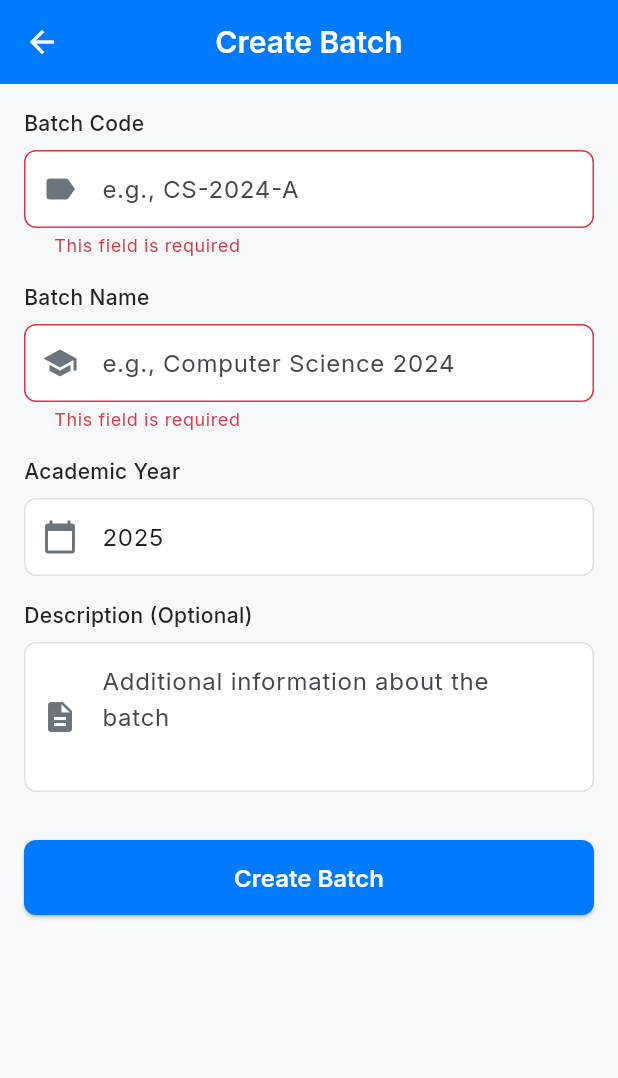
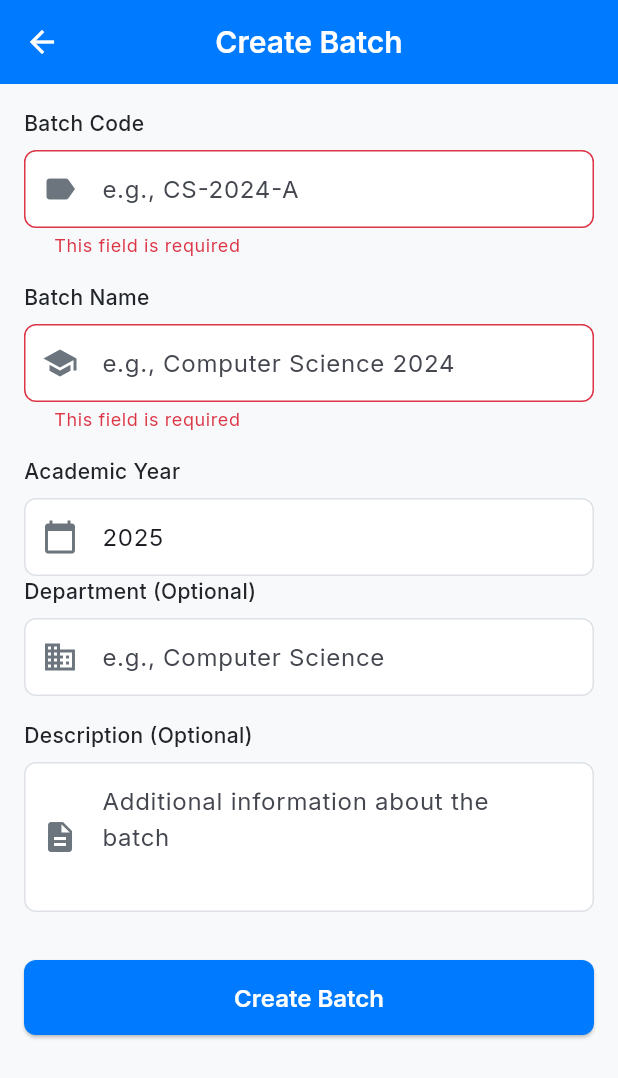
Before and after one commit to Raghav-28-Gupta/attendease-frontend, a Flutter app: the BatchFormScreen screen opened by its route, after a tap on "Create Batch", on a phone screen of 412 x 824 dp. Shown: the top 1078 px of the screen. Run offline on Flutter 3.47's test engine with Material 3 defaults, Android fonts, the phone set to English and light mode, and no system bars; our stand-ins replace dartz, dio, file_picker, firebase_core, firebase_messaging, flutter_local_notifications and 8 more; accounts and stored records are empty; generated files the repository leaves out were written again; network calls fail.

Commit message:
Add department field to batch model and update related forms

```diff
--- a/lib/features/teacher/batch/data/datasources/batch_remote_datasource.dart
+++ b/lib/features/teacher/batch/data/datasources/batch_remote_datasource.dart
@@ -1,3 +1,4 @@
+import 'package:attendease_frontend/core/utils/logger.dart';
 import 'package:dio/dio.dart';
 import '../../../../../core/network/api_endpoints.dart';
 import '../../../../../core/network/network_exceptions.dart';
@@ -50,6 +51,7 @@ class BatchRemoteDatasourceImpl implements BatchRemoteDatasource {
   @override
   Future<BatchModel> createBatch(CreateBatchRequest request) async {
     try {
+      AppLogger.info('POST ${ApiEndpoints.batches} payload: ${request.toJson()}');
       final response = await dio.post(
         ApiEndpoints.batches,
         data: request.toJson(),
@@ -63,6 +65,7 @@ class BatchRemoteDatasourceImpl implements BatchRemoteDatasource {
         );
       }
     } on DioException catch (e) {
+      AppLogger.error('Create batch failed - response: ${e.response?.data}', e);
       throw NetworkException.getDioException(e);
     }
   }
--- a/lib/features/teacher/batch/data/models/batch_model.dart
+++ b/lib/features/teacher/batch/data/models/batch_model.dart
@@ -10,6 +10,7 @@ class BatchModel with _$BatchModel {
     required String code,
     required String name,
     @JsonKey(name: 'year') required String academicYear,
+    String? department,
     String? description,
     required DateTime createdAt,
     required int studentCount,
@@ -21,11 +22,13 @@ class BatchModel with _$BatchModel {
 
 @freezed
 class CreateBatchRequest with _$CreateBatchRequest {
+  @JsonSerializable(includeIfNull: false)
   const factory CreateBatchRequest({
     required String code,
     required String name,
     @JsonKey(name: 'year') required String academicYear,
     String? description,
+    String? department,
   }) = _CreateBatchRequest;
 
   factory CreateBatchRequest.fromJson(Map<String, dynamic> json) =>
@@ -34,11 +37,13 @@ class CreateBatchRequest with _$CreateBatchRequest {
 
 @freezed
 class UpdateBatchRequest with _$UpdateBatchRequest {
+  @JsonSerializable(includeIfNull: false)
   const factory UpdateBatchRequest({
     String? code,
     String? name,
     String? academicYear,
     String? description,
+    String? department,
   }) = _UpdateBatchRequest;
 
   factory UpdateBatchRequest.fromJson(Map<String, dynamic> json) =>
--- a/lib/features/teacher/batch/presentation/screens/batch_form_screen.dart
+++ b/lib/features/teacher/batch/presentation/screens/batch_form_screen.dart
@@ -1,3 +1,4 @@
+import 'package:attendease_frontend/core/utils/logger.dart';
 import 'package:flutter/material.dart';
 import 'package:flutter_riverpod/flutter_riverpod.dart';
 import 'package:go_router/go_router.dart';
@@ -39,7 +40,7 @@ class _BatchFormScreenState extends ConsumerState<BatchFormScreen> {
     _academicYearController = TextEditingController(
       text: widget.batch?.academicYear ?? DateTime.now().year.toString(),
     );
-    _departmentController = TextEditingController();
+    _departmentController = TextEditingController(text: widget.batch?.department ?? '',);
     _descriptionController = TextEditingController(
       text: widget.batch?.description ?? '',
     );
@@ -92,6 +93,13 @@ class _BatchFormScreenState extends ConsumerState<BatchFormScreen> {
               validator: Validators.required,
               textCapitalization: TextCapitalization.none,
             ),
+            AppTextField(
+              controller: _departmentController,
+              label: 'Department (Optional)',
+              hint: 'e.g., Computer Science',
+              prefixIcon: Icons.business,
+              textCapitalization: TextCapitalization.words,
+            ),
             const SizedBox(height: 16),
             AppTextField(
               controller: _descriptionController,
@@ -126,11 +134,15 @@ class _BatchFormScreenState extends ConsumerState<BatchFormScreen> {
         code: _codeController.text.trim(),
         name: _nameController.text.trim(),
         academicYear: _academicYearController.text.trim(),
+        department: _departmentController.text.trim().isEmpty  // ✅ ADD department
+            ? null
+            : _departmentController.text.trim(),
         description: _descriptionController.text.trim().isEmpty
             ? null
             : _descriptionController.text.trim(),
       );
 
+      AppLogger.info('CreateBatch payload: ${request.toJson()}');
       success = await ref
           .read(batchOperationsProvider.notifier)
           .updateBatch(widget.batch!.id, request);
@@ -140,6 +152,9 @@ class _BatchFormScreenState extends ConsumerState<BatchFormScreen> {
         code: _codeController.text.trim(),
         name: _nameController.text.trim(),
         academicYear: _academicYearController.text.trim(),
+        department: _departmentController.text.trim().isEmpty  // ✅ ADD department
+            ? null
+            : _departmentController.text.trim(),
         description: _descriptionController.text.trim().isEmpty
             ? null
             : _descriptionController.text.trim(),
```
Also changed, not shown: lib/features/teacher/batch/data/models/batch_model.freezed.dart, lib/features/teacher/batch/data/models/batch_model.g.dart.
